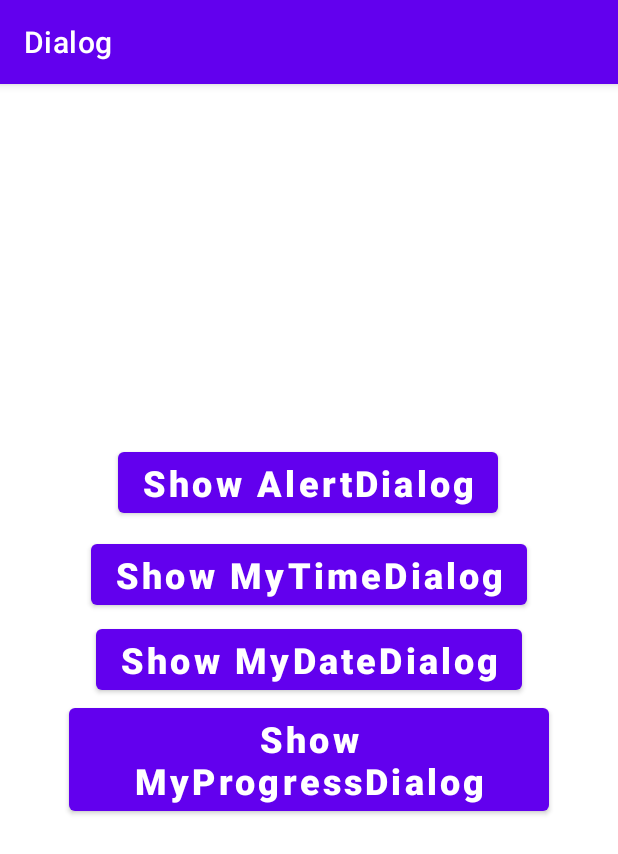
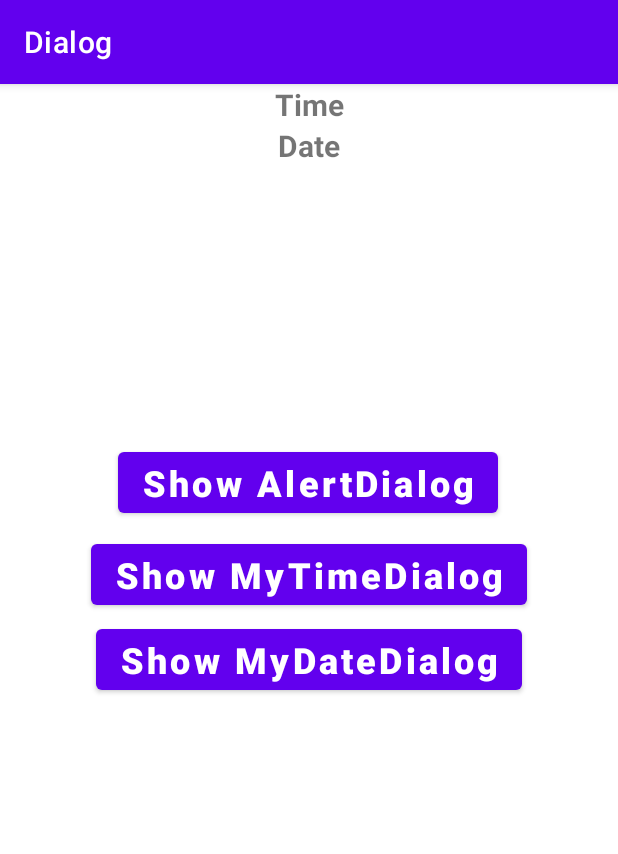
Before and after one commit to NorthsideShawty/AndroidLessons, an Android app: the screen it shows after launch (MainActivity), on a phone screen of 412 x 824 dp. Shown: the top 854 px of the screen. Run offline under Robolectric (Android 15) with nearby library versions, the phone set to English and light mode, and no system bars.

Commit message:
lesson2 is done
ProgressDialog is no longer in usage...

```diff
--- a/Lesson2/dialog/src/main/res/layout/activity_main.xml
+++ b/Lesson2/dialog/src/main/res/layout/activity_main.xml
@@ -62,21 +62,28 @@
         app:layout_constraintTop_toBottomOf="@+id/button2"
         app:layout_constraintVertical_bias="0.0" />
 
-    <Button
-        android:id="@+id/button4"
-        android:layout_width="wrap_content"
+    <TextView
+        android:id="@+id/textView"
+        android:layout_width="409dp"
         android:layout_height="wrap_content"
-        android:layout_marginBottom="120dp"
-        android:onClick="onClickShowMyProgressDialog"
-        android:text="Show MyProgressDialog"
+        android:text="Time"
+        android:textAlignment="center"
+        android:textSize="20sp"
+        android:textStyle="bold"
+        app:layout_constraintEnd_toEndOf="parent"
+        app:layout_constraintStart_toStartOf="parent"
+        app:layout_constraintTop_toTopOf="parent" />
+
+    <TextView
+        android:id="@+id/textView2"
+        android:layout_width="409dp"
+        android:layout_height="wrap_content"
+        android:text="Date"
         android:textAlignment="center"
         android:textAllCaps="false"
-        android:textSize="24sp"
+        android:textSize="20sp"
         android:textStyle="bold"
-        app:layout_constraintBottom_toBottomOf="parent"
         app:layout_constraintEnd_toEndOf="parent"
-        app:layout_constraintHorizontal_bias="0.498"
         app:layout_constraintStart_toStartOf="parent"
-        app:layout_constraintTop_toBottomOf="@+id/button3"
-        app:layout_constraintVertical_bias="0.0" />
+        app:layout_constraintTop_toBottomOf="@+id/textView" />
 </androidx.constraintlayout.widget.ConstraintLayout>
```
Also changed, not shown: Lesson2/dialog/src/main/java/ru/mirea/zhalyaletdinov_f_n/dialog/MainActivity.java (+29 -7 lines), Lesson2/dialog/src/main/java/ru/mirea/zhalyaletdinov_f_n/dialog/MyDateDialogFragment.java (+21 -0 lines), Lesson2/dialog/src/main/java/ru/mirea/zhalyaletdinov_f_n/dialog/MyProgressDialogFragment.java (deleted, +0 -7 lines), Lesson2/dialog/src/main/java/ru/mirea/zhalyaletdinov_f_n/dialog/MyTimeDialogFragment.java (+14 -17 lines).
